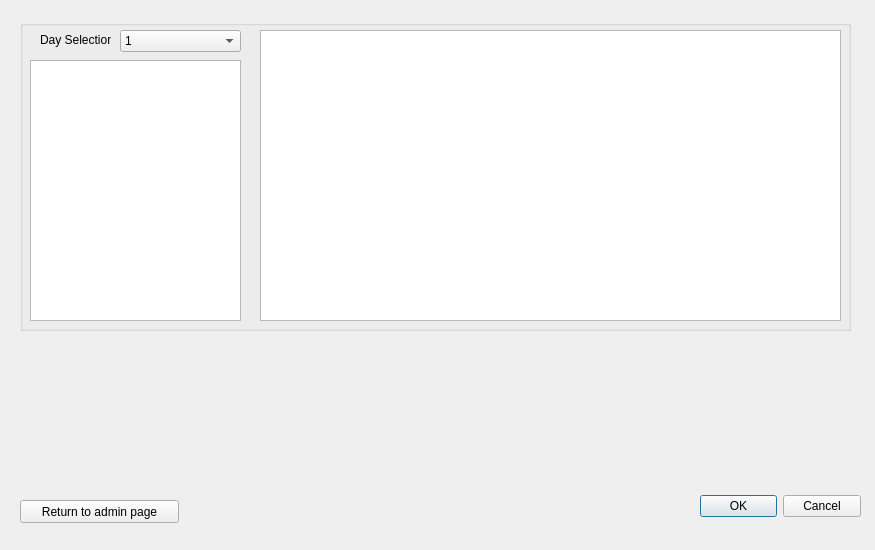
Before: the Qt Designer form Project2/admin_item_database.ui in tdragon00/CS1C_Project_2, drawn with Qt 5.
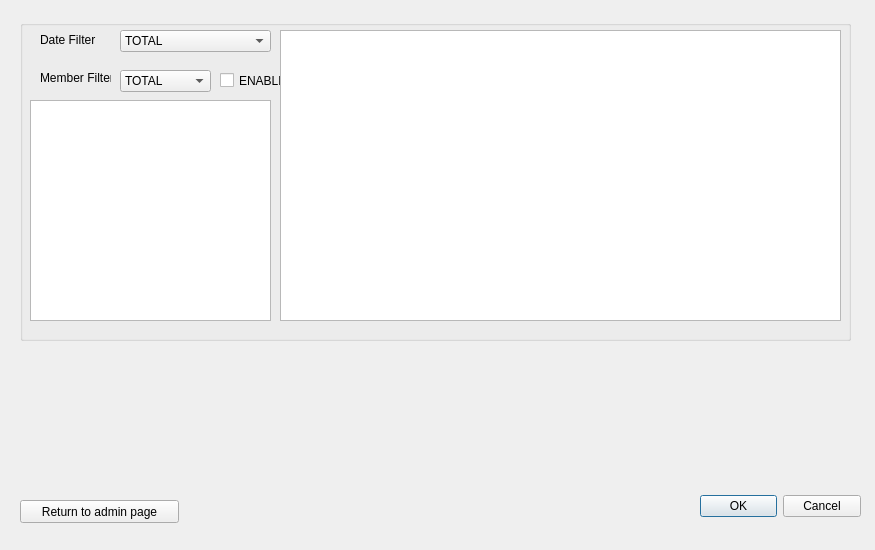
After: the same form once the commit is applied.

Commit message: Filtering Members for Salesreport

Diff of the .ui file:
```diff
--- a/Project2/admin_item_database.ui
+++ b/Project2/admin_item_database.ui
@@ -59,28 +59,18 @@
      <x>20</x>
      <y>20</y>
      <width>831</width>
-     <height>311</height>
+     <height>321</height>
     </rect>
    </property>
    <property name="title">
     <string/>
    </property>
-   <widget class="QListView" name="listView">
-    <property name="geometry">
-     <rect>
-      <x>10</x>
-      <y>40</y>
-      <width>211</width>
-      <height>261</height>
-     </rect>
-    </property>
-   </widget>
    <widget class="QTableView" name="tableView">
     <property name="geometry">
      <rect>
-      <x>240</x>
+      <x>260</x>
       <y>10</y>
-      <width>581</width>
+      <width>561</width>
       <height>291</height>
      </rect>
     </property>
@@ -93,13 +83,13 @@
      <rect>
       <x>100</x>
       <y>10</y>
-      <width>121</width>
+      <width>151</width>
       <height>22</height>
      </rect>
     </property>
     <item>
      <property name="text">
-      <string comment="1">1</string>
+      <string>TOTAL</string>
      </property>
     </item>
     <item>
@@ -143,7 +133,69 @@
      </rect>
     </property>
     <property name="text">
-     <string>Day Selection</string>
+     <string>Date Filter</string>
+    </property>
+   </widget>
+   <widget class="QComboBox" name="memberFilter">
+    <property name="geometry">
+     <rect>
+      <x>100</x>
+      <y>50</y>
+      <width>91</width>
+      <height>22</height>
+     </rect>
+    </property>
+    <item>
+     <property name="text">
+      <string>TOTAL</string>
+     </property>
+    </item>
+   </widget>
+   <widget class="QLabel" name="label_2">
+    <property name="geometry">
+     <rect>
+      <x>20</x>
+      <y>50</y>
+      <width>71</width>
+      <height>16</height>
+     </rect>
+    </property>
+    <property name="text">
+     <string>Member Filter</string>
+    </property>
+   </widget>
+   <widget class="QTableView" name="memberTable">
+    <property name="geometry">
+     <rect>
+      <x>10</x>
+      <y>80</y>
+      <width>241</width>
+      <height>221</height>
+     </rect>
+    </property>
+   </widget>
+   <widget class="QWidget" name="horizontalLayoutWidget">
+    <property name="geometry">
+     <rect>
+      <x>130</x>
+      <y>80</y>
+      <width>101</width>
+      <height>221</height>
+     </rect>
+    </property>
+    <layout class="QHBoxLayout" name="horizontalLayout"/>
+   </widget>
+   <widget class="QCheckBox" name="checkMemberFilter">
+    <property name="geometry">
+     <rect>
+      <x>200</x>
+      <y>50</y>
+      <width>61</width>
+      <height>21</height>
+     </rect>
+    </property>
+    <property name="text">
+     <string>ENABLE</string>
     </property>
    </widget>
   </widget>
```
Left out of the diff: 17 changed lines with no effect on the pictures. The commit also changes 3 other files.
